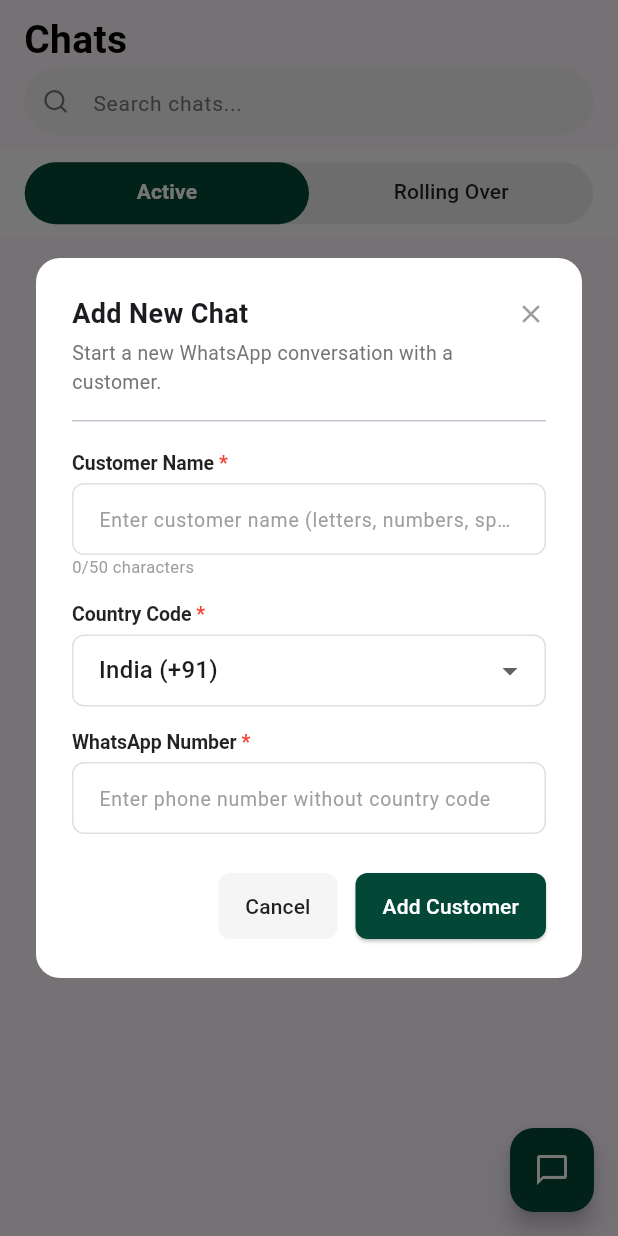
After one commit to priyayadav3012/GetgabsApk, a Flutter app: the ChatsScreen screen opened directly, after a tap on the "chat bubble outline" icon, on a phone screen of 412 x 824 dp. The commit adds this screen. Run offline on Flutter 3.47's test engine with Material 3 defaults, Android fonts, the phone set to English and light mode, and no system bars; our stand-ins replace audioplayers, auto_size_text, cached_network_image, dio, file_picker, firebase_core and 17 more; missing offline and left inert: app_settings, flutter_callkit_incoming, flutter_webrtc, get_thumbnail_video, socket_io_client_new; accounts and stored records are empty; generated files the repository leaves out were written again; statements that could not run were skipped; project files that could hold a hidden picture were left out; key blocks and very long unbroken strings in the code were emptied for the run.

Commit message:
add cutomer features

```diff
--- a/lib/domain/end_points/api_end_points.dart
+++ b/lib/domain/end_points/api_end_points.dart
@@ -27,6 +27,7 @@ class ApiEndPoints {
   static _DashboardEndPoints dashboardEndPoints = _DashboardEndPoints();
   static _ChatEndPoints chatEndPoints = _ChatEndPoints();
   static _MoreScreenEndPoints moreScreenEndPoints = _MoreScreenEndPoints();
+  static _PartnersEndPoints partnersEndPoints = _PartnersEndPoints();
 
   // ✅ Scalewiz ka login endpoint v3 pe hai, baaki sab endpoints v2 pe hi rahenge
   static String get loginBaseUrl =>
@@ -60,6 +61,19 @@ class _ChatEndPoints {
 
 class _MoreScreenEndPoints {
   final String logoutUrl = "logout";
+}
+
+class _PartnersEndPoints {
+  // ✅ Full absolute URLs — live under /partners/, not under
+  // ApiEndPoints.baseUrl's v2/flutterapplication/ path like the other endpoints.
+  // This namespace authenticates via a short-lived bearer/session token
+  // (fetched from getSessionToken using the WhatsApp Business api_key) and
+  // expects multipart/form-data bodies (confirmed via curl --form examples),
+  // not JSON or plain x-www-form-urlencoded.
+  final String getSessionTokenUrl =
+      "https://app.getgabs.com/partners/getSessionToken";
+  final String addCustomerUrl =
+      "https://app.getgabs.com/partners/managechat/chat/add-customer";
 }
 
 // ============================================
--- a/lib/domain/services/notifications_service/notification_service.dart
+++ b/lib/domain/services/notifications_service/notification_service.dart
@@ -11,7 +11,6 @@ import 'package:flutter_local_notifications/flutter_local_notifications.dart';
 import 'package:get/get.dart';
 import 'package:getgabs/data/get_storage/get_storage.dart';
 import 'package:getgabs/data/models/active_chat_model.dart';
-import 'package:getgabs/domain/controllers/auth/login_with_email/login_with_email_controller.dart';
 import 'package:getgabs/domain/controllers/dashboard/messages_page/messages_page_controller.dart';
 import 'package:getgabs/domain/services/notifications_service/get_server_key.dart';
 import 'package:getgabs/domain/services/remote_services/chat_service.dart';
@@ -63,14 +62,14 @@ class NotificationService {
       return;
     }
 
-    // ✅ Android: Messagedly flavor ke liye alag icon
+    // ✅ Android: default launcher icon — ic_notification_messagedly was
+    // referenced for the messagedly flavor but that mipmap resource was
+    // never added, which made initialize() throw and silently blocked
+    // chat list loading for that flavor only.
     // ✅ iOS: Android icon relevant nahi — default use hoga
-    final String notificationIcon =
-        LoginWithEmailController.currentFlavor == 'messagedly'
-            ? '@mipmap/ic_notification_messagedly'
-            : '@mipmap/ic_launcher';
+    const String notificationIcon = '@mipmap/ic_launcher';
 
-    var androidInitializationsSettings =
+    const androidInitializationsSettings =
         AndroidInitializationSettings(notificationIcon);
     var iOSInitializationsSettings = const DarwinInitializationSettings();
     var initializationSettings = InitializationSettings(
--- a/lib/ui/pages/chat_uis/media_preview_screen.dart
+++ b/lib/ui/pages/chat_uis/media_preview_screen.dart
@@ -294,7 +294,11 @@ class _MediaPreviewScreenState extends State<MediaPreviewScreen> {
               // donwloadFile();
               downloadFileCrossPlatform(
                 widget.mediaUrl,
-                folderName: "GetGabs", // optional folder name
+                folderName: AppTheme.currentFlavor == 'messagedly'
+                    ? "Messagedly"
+                    : AppTheme.currentFlavor == 'scalewiz'
+                        ? "Scalewiz"
+                        : "GetGabs", // optional folder name
               );
             },
           ),
--- /dev/null
+++ b/lib/ui/pages/dashboard/chats/add_customer_dialog.dart
@@ -0,0 +1,217 @@
+import 'package:flutter/material.dart';
+import 'package:flutter/services.dart';
+import 'package:get/get.dart';
+import 'package:getgabs/domain/controllers/dashboard/dashboard_controller.dart';
+import 'package:getgabs/ui/themes/themes.dart';
+
+class _CountryCodeOption {
+  final String name;
+  final String code;
+  const _CountryCodeOption(this.name, this.code);
+  String get label => '$name ($code)';
+}
+
+const List<_CountryCodeOption> _countryCodes = [
+  _CountryCodeOption('India', '+91'),
+  _CountryCodeOption('United States', '+1'),
+  _CountryCodeOption('United Kingdom', '+44'),
+  _CountryCodeOption('United Arab Emirates', '+971'),
+  _CountryCodeOption('Australia', '+61'),
+  _CountryCodeOption('Canada', '+1'),
+  _CountryCodeOption('Singapore', '+65'),
+];
+
+void showAddCustomerDialog(DashboardController dashboardController) {
+  Get.dialog(AddCustomerDialog(dashboardController: dashboardController));
+}
+
+class AddCustomerDialog extends StatefulWidget {
+  final DashboardController dashboardController;
+  const AddCustomerDialog({super.key, required this.dashboardController});
+
+  @override
+  State<AddCustomerDialog> createState() => _AddCustomerDialogState();
+}
+
+class _AddCustomerDialogState extends State<AddCustomerDialog> {
+  final _nameController = TextEditingController();
+  final _numberController = TextEditingController();
+  _CountryCodeOption _selectedCountry = _countryCodes.first;
+  int _nameLength = 0;
+
+  @override
+  void initState() {
+    super.initState();
+    _nameController.addListener(() {
+      setState(() => _nameLength = _nameController.text.length);
+    });
+  }
+
+  @override
+  void dispose() {
+    _nameController.dispose();
+    _numberController.dispose();
+    super.dispose();
+  }
+
+  InputDecoration _fieldDecoration(String hint) {
+    final border = OutlineInputBorder(
+      borderRadius: BorderRadius.circular(8),
+      borderSide: BorderSide(color: Colors.grey.shade300),
+    );
+    return InputDecoration(
+      hintText: hint,
+      hintStyle: TextStyle(color: Colors.grey.shade500, fontSize: 13),
+      contentPadding: const EdgeInsets.symmetric(horizontal: 14, vertical: 12),
+      border: border,
+      enabledBorder: border,
+      focusedBorder: border.copyWith(
+        borderSide: BorderSide(color: Colors.grey.shade500),
+      ),
+    );
+  }
+
+  Widget _label(String text) => Padding(
+        padding: const EdgeInsets.only(bottom: 6),
+        child: RichText(
+          text: TextSpan(
+            text: text,
+            style: const TextStyle(
+                color: Colors.black87, fontSize: 13, fontWeight: FontWeight.w600),
+            children: const [
+              TextSpan(text: ' *', style: TextStyle(color: Colors.red)),
+            ],
+          ),
+        ),
+      );
+
+  @override
+  Widget build(BuildContext context) {
+    return Dialog(
+      backgroundColor: Colors.white,
+      shape: RoundedRectangleBorder(borderRadius: BorderRadius.circular(16)),
+      insetPadding: const EdgeInsets.symmetric(horizontal: 24),
+      child: ConstrainedBox(
+        constraints: const BoxConstraints(maxWidth: 420),
+        child: SingleChildScrollView(
+          padding: const EdgeInsets.all(24),
+          child: Column(
+            crossAxisAlignment: CrossAxisAlignment.start,
+            mainAxisSize: MainAxisSize.min,
+            children: [
+              Row(
+                mainAxisAlignment: MainAxisAlignment.spaceBetween,
+                children: [
+                  const Text('Add New Chat',
+                      style: TextStyle(fontSize: 18, fontWeight: FontWeight.bold)),
+                  InkWell(
+                    onTap: () => Get.back(),
+                    child: const Icon(Icons.close, size: 20, color: Colors.grey),
+                  ),
+                ],
+              ),
+              const SizedBox(height: 4),
+              Text(
+                'Start a new WhatsApp conversation with a customer.',
+                style: TextStyle(color: Colors.grey.shade600, fontSize: 13),
+              ),
+              const SizedBox(height: 16),
+              const Divider(height: 1),
+              const SizedBox(height: 20),
+
+              _label('Customer Name'),
+              TextField(
+                controller: _nameController,
+                maxLength: 50,
+                inputFormatters: [
+                  FilteringTextInputFormatter.allow(RegExp(r"[a-zA-Z0-9\s\-']")),
+                ],
+                decoration: _fieldDecoration(
+                        "Enter customer name (letters, numbers, spaces, -, ' only)")
+                    .copyWith(counterText: ''),
+              ),
+              Align(
+                alignment: Alignment.centerLeft,
+                child: Text('$_nameLength/50 characters',
+                    style: TextStyle(color: Colors.grey.shade500, fontSize: 11)),
+              ),
+              const SizedBox(height: 16),
+
+              _label('Country Code'),
+              DropdownButtonFormField<_CountryCodeOption>(
+                initialValue: _selectedCountry,
+                isExpanded: true,
+                decoration: _fieldDecoration(''),
+                items: _countryCodes
+                    .map((c) => DropdownMenuItem(value: c, child: Text(c.label)))
+                    .toList(),
+                onChanged: (value) {
+                  if (value != null) setState(() => _selectedCountry = value);
+                },
+              ),
+              const SizedBox(height: 16),
+
+              _label('WhatsApp Number'),
+              TextField(
+                controller: _numberController,
+                keyboardType: TextInputType.phone,
+                inputFormatters: [FilteringTextInputFormatter.digitsOnly],
+                decoration:
+                    _fieldDecoration('Enter phone number without country code'),
+              ),
+              const SizedBox(height: 24),
+
+              Row(
+                mainAxisAlignment: MainAxisAlignment.end,
+                children: [
+                  TextButton(
+                    onPressed: () => Get.back(),
+                    style: TextButton.styleFrom(
+                      backgroundColor: Colors.grey.shade100,
+                      foregroundColor: Colors.black87,
+                      padding:
+                          const EdgeInsets.symmetric(horizontal: 18, vertical: 12),
+                      shape: RoundedRectangleBorder(
+                          borderRadius: BorderRadius.circular(8)),
+                    ),
+                    child: const Text('Cancel'),
+                  ),
+                  const SizedBox(width: 12),
+                  Obx(() => ElevatedButton(
+                        onPressed: widget.dashboardController.isAddingCustomer.value
+                            ? null
+                            : () async {
+                                final success =
+                                    await widget.dashboardController.addCustomer(
+                                  customerName: _nameController.text,
+                                  countryCode: _selectedCountry.code,
+                                  whatsappNumber: _numberController.text,
+                                );
+                                if (success) Get.back();
+                              },
+                        style: ElevatedButton.styleFrom(
+                          backgroundColor: AppTheme.appThemeColor,
+                          padding:
+                              const EdgeInsets.symmetric(horizontal: 18, vertical: 12),
+                          shape: RoundedRectangleBorder(
+                              borderRadius: BorderRadius.circular(8)),
+                        ),
+                        child: widget.dashboardController.isAddingCustomer.value
+                            ? const SizedBox(
+                                height: 18,
+                                width: 18,
+                                child: CircularProgressIndicator(
+                                    color: Colors.white, strokeWidth: 2),
+                              )
+                            : const Text('Add Customer',
+                                style: TextStyle(color: Colors.white)),
+                      )),
+                ],
+              ),
+            ],
+          ),
+        ),
+      ),
+    );
+  }
+}
--- a/lib/ui/pages/dashboard/chats/chats.dart
+++ b/lib/ui/pages/dashboard/chats/chats.dart
@@ -3,6 +3,7 @@ import 'package:flutter/material.dart';
 import 'package:flutter_svg/svg.dart';
 import 'package:get/get.dart';
 import 'package:getgabs/domain/controllers/dashboard/dashboard_controller.dart';
+import 'package:getgabs/ui/pages/dashboard/chats/add_customer_dialog.dart';
 import 'package:getgabs/ui/pages/dashboard/chats/active_chats/active_chats.dart';
 import 'package:getgabs/ui/pages/dashboard/chats/rolling_over_chats.dart/rolling_over_chats.dart';
 import 'package:getgabs/ui/res/assets/image_assets.dart';
@@ -148,6 +149,11 @@ class ChatsScreen extends StatelessWidget {
               ],
             ),
           ),
+        ),
+        floatingActionButton: FloatingActionButton(
+          backgroundColor: AppTheme.appThemeColor,
+          onPressed: () => showAddCustomerDialog(dashboardController),
+          child: const Icon(Icons.chat_bubble_outline, color: Colors.white),
         ),
 
         // appBar: AppBar(
--- a/lib/ui/pages/dashboard/more/more_screen.dart
+++ b/lib/ui/pages/dashboard/more/more_screen.dart
@@ -368,7 +368,11 @@ class _MoreScreenState extends State<MoreScreen> with SingleTickerProviderStateM
                         children: [
                           // Dynamic Branding Text condition applied based on active target compilation client flavor
                           Text(
-                            _C.isMessagedly ? 'Powered by Messagedly' : 'Powered by Getgabs',
+                            _C.isMessagedly
+                                ? 'Powered by Messagedly'
+                                : _C.isScalewiz
+                                    ? 'Powered by Scalewiz'
+                                    : 'Powered by Getgabs',
                             style: TextStyle(
                               fontSize: 11,
                               color: _C.muted,
--- a/pubspec.yaml
+++ b/pubspec.yaml
@@ -16,7 +16,7 @@ publish_to: 'none' # Remove this line if you wish to publish to pub.dev
 # https://developer.apple.com/library/archive/documentation/General/Reference/InfoPlistKeyReference/Articles/CoreFoundationKeys.html
 # In Windows, build-name is used as the major, minor, and patch parts
 # of the product and file versions while build-number is used as the build suffix.
-version: 1.0.24+25
+version: 1.0.28+29
 
 environment:
   sdk: '>=3.4.0 <4.0.0'
```
Also changed, not shown: lib/data/get_storage/get_storage.dart (+29 -0 lines), lib/domain/controllers/dashboard/dashboard_controller.dart (+99 -1 lines), lib/domain/services/remote_services/chat_service.dart (+39 -0 lines), lib/domain/services/whtasapp_calling_service.dart (+32 -9 lines), lib/main.dart (+10 -2 lines), lib/ui/pages/auth/login_with_email/login_with_email.dart (+6 -4 lines), lib/ui/pages/dashboard/chats/messages_ui/whatsapp_calling_screen.dart (+17 -4 lines), 1 other file.
